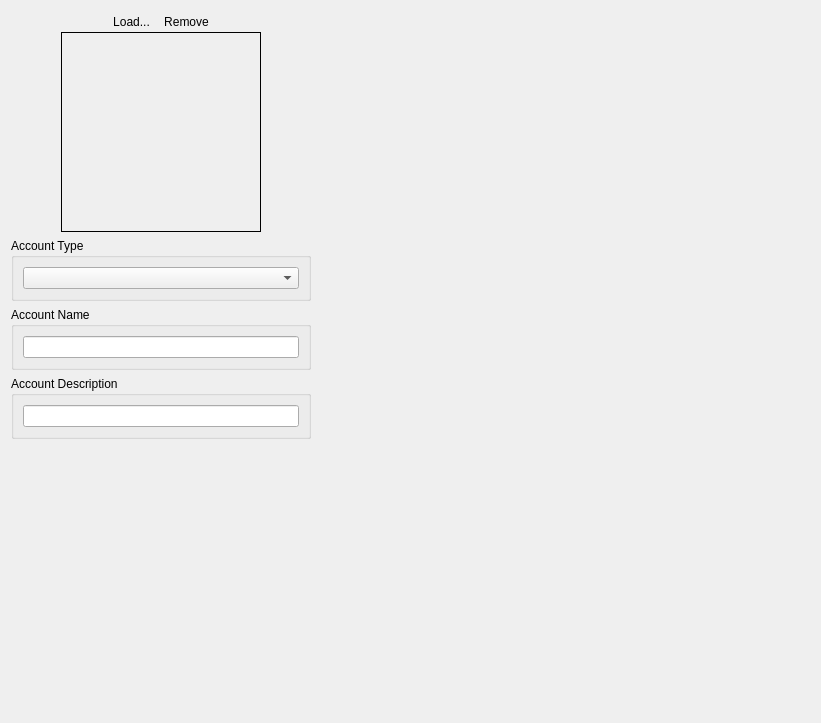
ImagingTools/ImtCore, file Include/imtauthgui/CAccountInfoEditorComp.ui: the form before one commit.
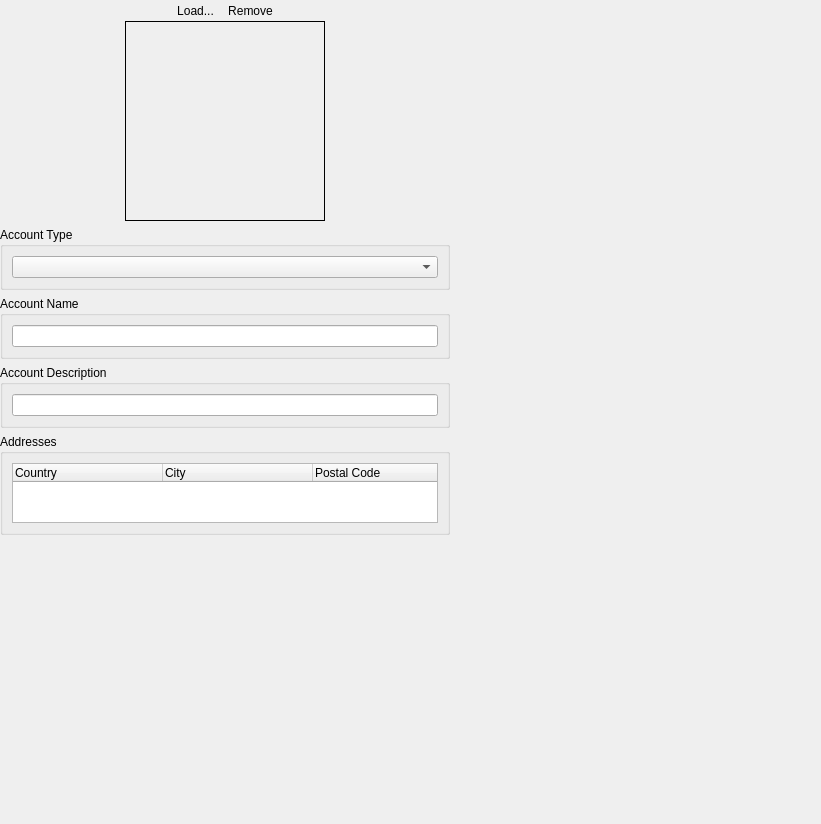
The form after the commit. Icons and pictures are not drawn.

Commit message: Working on account/contact editors

The edit to the form file:
```diff
--- a/Include/imtauthgui/CAccountInfoEditorComp.ui
+++ b/Include/imtauthgui/CAccountInfoEditorComp.ui
@@ -7,7 +7,7 @@
     <x>0</x>
     <y>0</y>
     <width>821</width>
-    <height>723</height>
+    <height>824</height>
    </rect>
   </property>
   <property name="windowTitle">
@@ -16,9 +16,21 @@
   <property name="styleSheet">
    <string notr="true"/>
   </property>
-  <layout class="QHBoxLayout" name="horizontalLayout" stretch="1,2">
+  <layout class="QHBoxLayout" name="horizontalLayout_8" stretch="1,100">
+   <property name="leftMargin">
+    <number>0</number>
+   </property>
+   <property name="topMargin">
+    <number>0</number>
+   </property>
+   <property name="rightMargin">
+    <number>0</number>
+   </property>
+   <property name="bottomMargin">
+    <number>0</number>
+   </property>
    <item>
-    <layout class="QVBoxLayout" name="verticalLayout_3" stretch="1,1,1,1,1000">
+    <layout class="QVBoxLayout" name="verticalLayout_3" stretch="1,1,1,1,1,1000">
      <item>
       <widget class="QWidget" name="OverviewFrame" native="true">
        <property name="sizePolicy">
@@ -221,16 +233,10 @@
       <widget class="QGroupBox" name="AccountTypeGroup">
        <property name="minimumSize">
         <size>
-         <width>300</width>
+         <width>450</width>
          <height>0</height>
         </size>
        </property>
-       <property name="maximumSize">
-        <size>
-         <width>600</width>
-         <height>16777215</height>
-        </size>
-       </property>
        <property name="title">
         <string>Account Type</string>
        </property>
@@ -245,16 +251,10 @@
       <widget class="QGroupBox" name="AccountNameGroup">
        <property name="minimumSize">
         <size>
-         <width>300</width>
+         <width>450</width>
          <height>0</height>
         </size>
        </property>
-       <property name="maximumSize">
-        <size>
-         <width>600</width>
-         <height>16777215</height>
-        </size>
-       </property>
        <property name="title">
         <string>Account Name</string>
        </property>
@@ -269,16 +269,10 @@
       <widget class="QGroupBox" name="AccountDescriptionGroup">
        <property name="minimumSize">
         <size>
-         <width>300</width>
+         <width>450</width>
          <height>0</height>
         </size>
        </property>
-       <property name="maximumSize">
-        <size>
-         <width>600</width>
-         <height>16777215</height>
-        </size>
-       </property>
        <property name="title">
         <string>Account Description</string>
        </property>
@@ -289,6 +283,55 @@
        </layout>
       </widget>
      </item>
+     <item>
+      <widget class="QGroupBox" name="AddressesGroup">
+       <property name="minimumSize">
+        <size>
+         <width>450</width>
+         <height>0</height>
+        </size>
+       </property>
+       <property name="title">
+        <string>Addresses</string>
+       </property>
+       <layout class="QVBoxLayout" name="verticalLayout_6">
+        <item>
+         <widget class="QTreeWidget" name="Addresses">
+          <property name="maximumSize">
+           <size>
+            <width>16777215</width>
+            <height>60</height>
+           </size>
+          </property>
+          <property name="selectionMode">
+           <enum>QAbstractItemView::ExtendedSelection</enum>
+          </property>
+          <property name="indentation">
+           <number>0</number>
+          </property>
+          <attribute name="headerDefaultSectionSize">
+           <number>150</number>
+          </attribute>
+          <column>
+           <property name="text">
+            <string>Country</string>
+           </property>
+          </column>
+          <column>
+           <property name="text">
+            <string>City</string>
+           </property>
+          </column>
+          <column>
+           <property name="text">
+            <string>Postal Code</string>
+           </property>
+          </column>
+         </widget>
+        </item>
+       </layout>
+      </widget>
+     </item>
      <item>
       <spacer name="verticalSpacer">
        <property name="orientation">
@@ -305,14 +348,102 @@
     </layout>
    </item>
    <item>
-    <widget class="QFrame" name="ContactEditor">
-     <property name="frameShape">
-      <enum>QFrame::NoFrame</enum>
+    <widget class="QStackedWidget" name="ContactStackedWidget">
+     <property name="currentIndex">
+      <number>0</number>
      </property>
-     <property name="frameShadow">
-      <enum>QFrame::Plain</enum>
-     </property>
-     <layout class="QVBoxLayout" name="verticalLayout_6"/>
+     <widget class="QWidget" name="PersonContactEditorPage">
+      <layout class="QHBoxLayout" name="horizontalLayout_4">
+       <property name="spacing">
+        <number>0</number>
+       </property>
+       <property name="leftMargin">
+        <number>0</number>
+       </property>
+       <property name="topMargin">
+        <number>0</number>
+       </property>
+       <property name="rightMargin">
+        <number>0</number>
+       </property>
+       <property name="bottomMargin">
+        <number>0</number>
+       </property>
+       <item>
+        <widget class="QFrame" name="PersonContactEditor">
+         <property name="frameShape">
+          <enum>QFrame::NoFrame</enum>
+         </property>
+         <property name="frameShadow">
+          <enum>QFrame::Raised</enum>
+         </property>
+         <layout class="QHBoxLayout" name="horizontalLayout_6">
+          <property name="spacing">
+           <number>0</number>
+          </property>
+          <property name="leftMargin">
+           <number>0</number>
+          </property>
+          <property name="topMargin">
+           <number>0</number>
+          </property>
+          <property name="rightMargin">
+           <number>0</number>
+          </property>
+          <property name="bottomMargin">
+           <number>0</number>
+          </property>
+         </layout>
+        </widget>
+       </item>
+      </layout>
+     </widget>
+     <widget class="QWidget" name="CompanyContactEditorPage">
+      <layout class="QHBoxLayout" name="horizontalLayout_5">
+       <property name="spacing">
+        <number>0</number>
+       </property>
+       <property name="leftMargin">
+        <number>0</number>
+       </property>
+       <property name="topMargin">
+        <number>0</number>
+       </property>
+       <property name="rightMargin">
+        <number>0</number>
+       </property>
+       <property name="bottomMargin">
+        <number>0</number>
+       </property>
+       <item>
+        <widget class="QFrame" name="CompanyContactEditor">
+         <property name="frameShape">
+          <enum>QFrame::NoFrame</enum>
+         </property>
+         <property name="frameShadow">
+          <enum>QFrame::Raised</enum>
+         </property>
+         <layout class="QHBoxLayout" name="horizontalLayout_7">
+          <property name="spacing">
+           <number>0</number>
+          </property>
+          <property name="leftMargin">
+           <number>0</number>
+          </property>
+          <property name="topMargin">
+           <number>0</number>
+          </property>
+          <property name="rightMargin">
+           <number>0</number>
+          </property>
+          <property name="bottomMargin">
+           <number>0</number>
+          </property>
+         </layout>
+        </widget>
+       </item>
+      </layout>
+     </widget>
     </widget>
    </item>
   </layout>
```
The commit also changes 7 other files.
